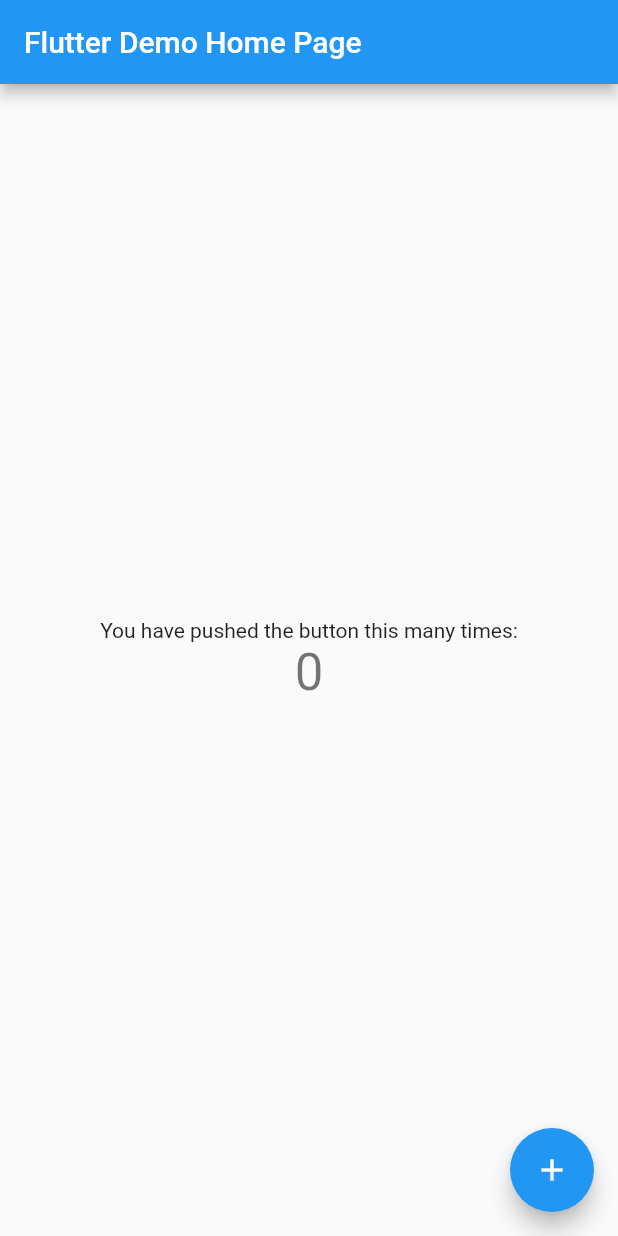
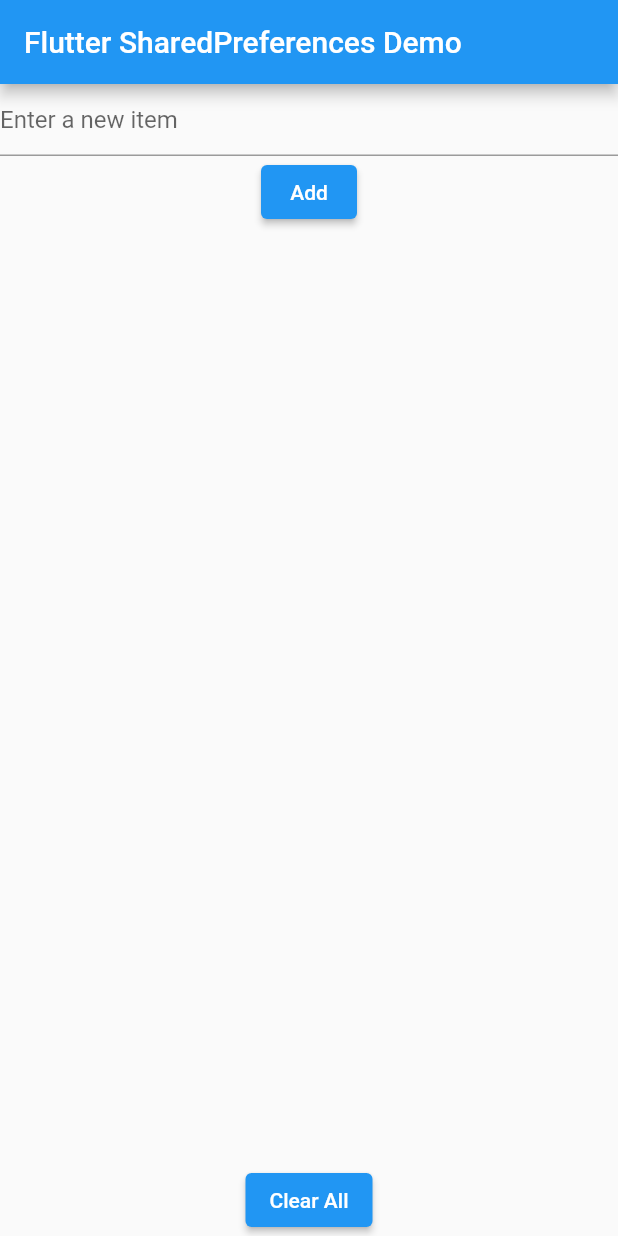
Before and after one commit to WiDcy-Institute/storage_crud_demo, a Flutter app: the screen it shows after launch, on a phone screen of 412 x 824 dp. Run offline on Flutter 3.47's test engine with Material 2 defaults, Android fonts, the light colour scheme and no system bars; our stand-ins replace shared_preferences.

Commit message:
Add crud of shared_preferences

```diff
--- a/lib/main.dart
+++ b/lib/main.dart
@@ -1,4 +1,5 @@
 import 'package:flutter/material.dart';
+import 'package:shared_preferences/shared_preferences.dart';
 
 void main() {
   runApp(const MyApp());
@@ -13,103 +14,158 @@
     return MaterialApp(
       title: 'Flutter Demo',
       theme: ThemeData(
-        // This is the theme of your application.
-        //
-        // Try running your application with "flutter run". You'll see the
-        // application has a blue toolbar. Then, without quitting the app, try
-        // changing the primarySwatch below to Colors.green and then invoke
-        // "hot reload" (press "r" in the console where you ran "flutter run",
-        // or simply save your changes to "hot reload" in a Flutter IDE).
-        // Notice that the counter didn't reset back to zero; the application
-        // is not restarted.
         primarySwatch: Colors.blue,
       ),
-      home: const MyHomePage(title: 'Flutter Demo Home Page'),
+      home: MyHomePage(),
     );
   }
 }
 
 class MyHomePage extends StatefulWidget {
-  const MyHomePage({super.key, required this.title});
 
-  // This widget is the home page of your application. It is stateful, meaning
-  // that it has a State object (defined below) that contains fields that affect
-  // how it looks.
-
-  // This class is the configuration for the state. It holds the values (in this
-  // case the title) provided by the parent (in this case the App widget) and
-  // used by the build method of the State. Fields in a Widget subclass are
-  // always marked "final".
-
-  final String title;
+  MyHomePage({super.key});
 
   @override
   State<MyHomePage> createState() => _MyHomePageState();
 }
 
 class _MyHomePageState extends State<MyHomePage> {
-  int _counter = 0;
 
-  void _incrementCounter() {
+  final TextEditingController _textEditingController = TextEditingController();
+  late SharedPreferences _prefs;
+  List<String> _items = [];
+
+  @override
+  void initState() {
+    super.initState();
+    _loadData();
+  }
+
+  Future<void> _loadData() async {
+    _prefs = await SharedPreferences.getInstance();
     setState(() {
-      // This call to setState tells the Flutter framework that something has
-      // changed in this State, which causes it to rerun the build method below
-      // so that the display can reflect the updated values. If we changed
-      // _counter without calling setState(), then the build method would not be
-      // called again, and so nothing would appear to happen.
-      _counter++;
+      _items = _prefs.getStringList('items') ?? [];
     });
+  }
+
+  Future<void> _addItem(String item) async {
+    setState(() {
+      _items.add(item);
+    });
+    await _prefs.setStringList('items', _items);
+  }
+
+  Future<void> _updateItem(int index, String newItem) async {
+    setState(() {
+      _items[index] = newItem;
+    });
+    await _prefs.setStringList('items', _items);
+  }
+
+  Future<void> _deleteItem(int index) async {
+    setState(() {
+      _items.removeAt(index);
+    });
+    await _prefs.setStringList('items', _items);
+  }
+
+  Future<void> _clearData() async {
+    setState(() {
+      _items.clear();
+    });
+    await _prefs.remove('items');
   }
 
   @override
   Widget build(BuildContext context) {
-    // This method is rerun every time setState is called, for instance as done
-    // by the _incrementCounter method above.
-    //
-    // The Flutter framework has been optimized to make rerunning build methods
-    // fast, so that you can just rebuild anything that needs updating rather
-    // than having to individually change instances of widgets.
+
     return Scaffold(
       appBar: AppBar(
-        // Here we take the value from the MyHomePage object that was created by
-        // the App.build method, and use it to set our appbar title.
-        title: Text(widget.title),
+        title: Text('Flutter SharedPreferences Demo'),
       ),
-      body: Center(
-        // Center is a layout widget. It takes a single child and positions it
-        // in the middle of the parent.
-        child: Column(
-          // Column is also a layout widget. It takes a list of children and
-          // arranges them vertically. By default, it sizes itself to fit its
-          // children horizontally, and tries to be as tall as its parent.
-          //
-          // Invoke "debug painting" (press "p" in the console, choose the
-          // "Toggle Debug Paint" action from the Flutter Inspector in Android
-          // Studio, or the "Toggle Debug Paint" command in Visual Studio Code)
-          // to see the wireframe for each widget.
-          //
-          // Column has various properties to control how it sizes itself and
-          // how it positions its children. Here we use mainAxisAlignment to
-          // center the children vertically; the main axis here is the vertical
-          // axis because Columns are vertical (the cross axis would be
-          // horizontal).
-          mainAxisAlignment: MainAxisAlignment.center,
-          children: <Widget>[
-            const Text(
-              'You have pushed the button this many times:',
+      body: Column(
+        children: [
+          TextField(
+            controller: _textEditingController,
+            decoration: InputDecoration(
+              hintText: 'Enter a new item',
             ),
-            Text(
-              '$_counter',
-              style: Theme.of(context).textTheme.headlineMedium,
+          ),
+          ElevatedButton(
+            onPressed: () async {
+              await _addItem(_textEditingController.text);
+              _textEditingController.clear();
+            },
+            child: Text('Add'),
+          ),
+          Expanded(
+            child: ListView.builder(
+              itemCount: _items.length,
+              itemBuilder: (BuildContext context, int index) {
+                return Dismissible(
+                  key: ValueKey(_items[index]),
+                  onDismissed: (direction) async {
+                    if (direction == DismissDirection.endToStart) {
+                      await _deleteItem(index);
+                    } else if (direction == DismissDirection.startToEnd) {
+                      // Show dialog to edit item
+                      String? newItem = await showDialog<String>(
+                        context: context,
+                        builder: (BuildContext context) {
+                          return AlertDialog(
+                            title: Text('Edit Item'),
+                            content: TextField(
+                              controller: TextEditingController(text: _items[index]),
+                              autofocus: true,
+                            ),
+                            actions: [
+                              TextButton(
+                                onPressed: () {
+                                  Navigator.of(context).pop();
+                                },
+                                child: Text('Cancel'),
+                              ),
+                              TextButton(
+                                onPressed: () async {
+                                  await _updateItem(index, _textEditingController.text);
+                                  Navigator.of(context).pop(_textEditingController.text);
+                                },
+                                child: Text('Save'),
+                              ),
+                            ],
+                          );
+                        },
+                      );
+                    }
+                  },
+                  background: Container(
+                    color: Colors.green,
+                    alignment: Alignment.centerLeft,
+                    child: Icon(Icons.edit),
+                  ),
+                  secondaryBackground: Container(
+                    color: Colors.red,
+                    alignment: Alignment.centerRight,
+                    child: Icon(Icons.delete),
+                  ),
+                  child: Card(
+                    elevation: 3,
+                    child: ListTile(
+                      title: Text(_items[index]),
+                    ),
+                  ),
+                );
+              },
             ),
-          ],
-        ),
+          ),
+          ElevatedButton(
+            onPressed: () async {
+              await _clearData();
+            },
+            child: Text('Clear All'),
+          ),
+        ],
       ),
-      floatingActionButton: FloatingActionButton(
-        onPressed: _incrementCounter,
-        tooltip: 'Increment',
-        child: const Icon(Icons.add),
-      ), // This trailing comma makes auto-formatting nicer for build methods.
     );
   }
 }
--- a/pubspec.yaml
+++ b/pubspec.yaml
@@ -35,6 +35,7 @@
   # The following adds the Cupertino Icons font to your application.
   # Use with the CupertinoIcons class for iOS style icons.
   cupertino_icons: ^1.0.2
+  shared_preferences: ^2.1.1
 
 dev_dependencies:
   flutter_test:
```
Also changed, not shown: pubspec.lock, 7 other files.
